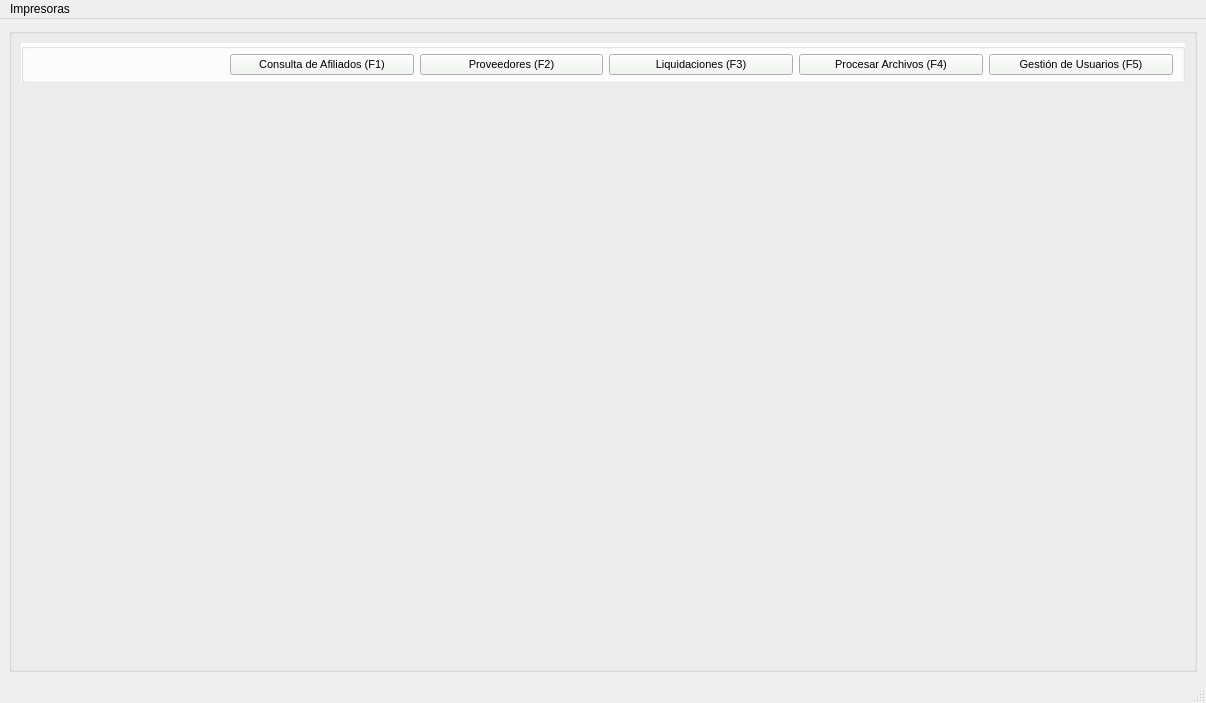
This is gui/menuPrincipal.ui in shae-ra/sindicato as Qt 5 draws it before an edit. The edited form follows.
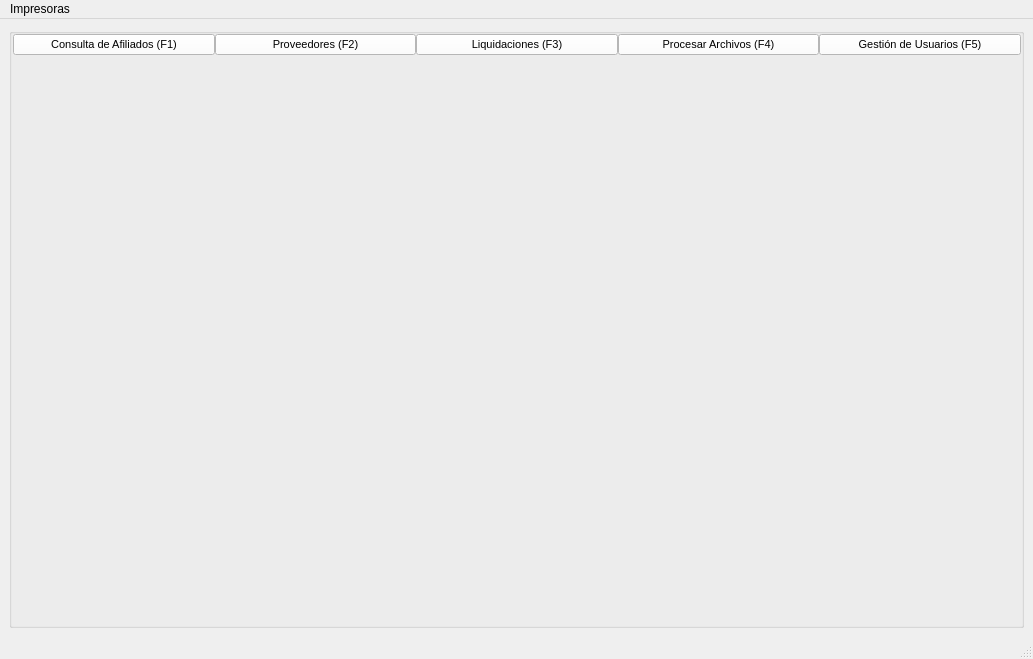
This is the edited form. Icons and pictures are not drawn.

Diff of the .ui file:
```diff
--- a/gui/menuPrincipal.ui
+++ b/gui/menuPrincipal.ui
@@ -6,8 +6,8 @@
    <rect>
     <x>0</x>
     <y>0</y>
-    <width>1206</width>
-    <height>703</height>
+    <width>1033</width>
+    <height>659</height>
    </rect>
   </property>
   <property name="palette">
@@ -434,7 +434,7 @@
   </property>
   <widget class="QWidget" name="centralwidget">
    <layout class="QGridLayout" name="gridLayout_3">
-    <item row="0" column="0">
+    <item row="1" column="0">
      <layout class="QGridLayout" name="gridLayout_2">
       <item row="0" column="0">
        <widget class="QGroupBox" name="groupBox">
@@ -448,24 +448,20 @@
         <property name="title">
          <string/>
         </property>
-        <layout class="QGridLayout" name="gridLayout_4" rowstretch="0,100">
-         <item row="0" column="0">
-          <widget class="QGroupBox" name="groupBox_2">
-           <property name="styleSheet">
-            <string notr="true">#groupBox_2{
-background-color: #FFFFFF;}</string>
-           </property>
-           <property name="title">
-            <string/>
-           </property>
-           <layout class="QGridLayout" name="gridLayout" rowstretch="0">
+        <layout class="QGridLayout" name="gridLayout_4" rowstretch="2,98">
+         <property name="leftMargin">
+          <number>1</number>
+         </property>
             <property name="topMargin">
-             <number>5</number>
-            </property>
-            <property name="bottomMargin">
-             <number>5</number>
-            </property>
-            <item row="0" column="2">
+          <number>0</number>
+         </property>
+         <property name="rightMargin">
+          <number>0</number>
+         </property>
+         <property name="horizontalSpacing">
+          <number>0</number>
+         </property>
+         <item row="0" column="0">
              <widget class="QPushButton" name="pushButton_afiliados">
               <property name="sizePolicy">
                <sizepolicy hsizetype="Expanding" vsizetype="Expanding">
@@ -488,9 +484,9 @@
                  <colorrole role="Button">
                   <brush brushstyle="SolidPattern">
                    <color alpha="255">
-                    <red>240</red>
-                    <green>245</green>
-                    <blue>239</blue>
+                 <red>255</red>
+                 <green>255</green>
+                 <blue>255</blue>
                    </color>
                   </brush>
                  </colorrole>
@@ -515,18 +511,18 @@
                  <colorrole role="Base">
                   <brush brushstyle="SolidPattern">
                    <color alpha="255">
-                    <red>240</red>
-                    <green>245</green>
-                    <blue>239</blue>
+                 <red>255</red>
+                 <green>255</green>
+                 <blue>255</blue>
                    </color>
                   </brush>
                  </colorrole>
                  <colorrole role="Window">
                   <brush brushstyle="SolidPattern">
                    <color alpha="255">
-                    <red>240</red>
-                    <green>245</green>
-                    <blue>239</blue>
+                 <red>255</red>
+                 <green>255</green>
+                 <blue>255</blue>
                    </color>
                   </brush>
                  </colorrole>
@@ -544,9 +540,9 @@
                  <colorrole role="Button">
                   <brush brushstyle="SolidPattern">
                    <color alpha="255">
-                    <red>240</red>
-                    <green>245</green>
-                    <blue>239</blue>
+                 <red>255</red>
+                 <green>255</green>
+                 <blue>255</blue>
                    </color>
                   </brush>
                  </colorrole>
@@ -571,18 +567,18 @@
                  <colorrole role="Base">
                   <brush brushstyle="SolidPattern">
                    <color alpha="255">
-                    <red>240</red>
-                    <green>245</green>
-                    <blue>239</blue>
+                 <red>255</red>
+                 <green>255</green>
+                 <blue>255</blue>
                    </color>
                   </brush>
                  </colorrole>
                  <colorrole role="Window">
                   <brush brushstyle="SolidPattern">
                    <color alpha="255">
-                    <red>240</red>
-                    <green>245</green>
-                    <blue>239</blue>
+                 <red>255</red>
+                 <green>255</green>
+                 <blue>255</blue>
                    </color>
                   </brush>
                  </colorrole>
@@ -600,9 +596,9 @@
                  <colorrole role="Button">
                   <brush brushstyle="SolidPattern">
                    <color alpha="255">
-                    <red>240</red>
-                    <green>245</green>
-                    <blue>239</blue>
+                 <red>255</red>
+                 <green>255</green>
+                 <blue>255</blue>
                    </color>
                   </brush>
                  </colorrole>
@@ -627,18 +623,18 @@
                  <colorrole role="Base">
                   <brush brushstyle="SolidPattern">
                    <color alpha="255">
-                    <red>240</red>
-                    <green>245</green>
-                    <blue>239</blue>
+                 <red>255</red>
+                 <green>255</green>
+                 <blue>255</blue>
                    </color>
                   </brush>
                  </colorrole>
                  <colorrole role="Window">
                   <brush brushstyle="SolidPattern">
                    <color alpha="255">
-                    <red>240</red>
-                    <green>245</green>
-                    <blue>239</blue>
+                 <red>255</red>
+                 <green>255</green>
+                 <blue>255</blue>
                    </color>
                   </brush>
                  </colorrole>
@@ -655,10 +651,9 @@
               </property>
               <property name="styleSheet">
                <string notr="true">#pushButton_afiliados{
-background-color:	#F0F5EF;
+background-color:#FFFFFF;
 color: #000000;
 }
-
 </string>
               </property>
               <property name="text">
@@ -685,81 +680,6 @@
               </property>
              </widget>
             </item>
-            <item row="0" column="6">
-             <widget class="QPushButton" name="pushButton_usuarios">
-              <property name="sizePolicy">
-               <sizepolicy hsizetype="Expanding" vsizetype="Expanding">
-                <horstretch>0</horstretch>
-                <verstretch>0</verstretch>
-               </sizepolicy>
-              </property>
-              <property name="font">
-               <font>
-                <family>Arial</family>
-                <pointsize>8</pointsize>
-                <weight>50</weight>
-                <bold>false</bold>
-               </font>
-              </property>
-              <property name="styleSheet">
-               <string notr="true">#pushButton_usuarios{
-background-color:	#F0F5EF;
-color: #000000;
-}
-</string>
-              </property>
-              <property name="text">
-               <string>Gestión de Usuarios (F5)</string>
-              </property>
-              <property name="icon">
-               <iconset>
-                <normaloff>iconos/userPriv_01.png</normaloff>iconos/userPriv_01.png</iconset>
-              </property>
-              <property name="iconSize">
-               <size>
-                <width>30</width>
-                <height>30</height>
-               </size>
-              </property>
-             </widget>
-            </item>
-            <item row="0" column="3">
-             <widget class="QPushButton" name="pushButton_proveedores">
-              <property name="sizePolicy">
-               <sizepolicy hsizetype="Expanding" vsizetype="Expanding">
-                <horstretch>0</horstretch>
-                <verstretch>0</verstretch>
-               </sizepolicy>
-              </property>
-              <property name="font">
-               <font>
-                <family>Arial</family>
-                <pointsize>8</pointsize>
-                <weight>50</weight>
-                <bold>false</bold>
-               </font>
-              </property>
-              <property name="styleSheet">
-               <string notr="true">#pushButton_proveedores{
-background-color:	#F0F5EF;
-color: #000000;
-}</string>
-              </property>
-              <property name="text">
-               <string>Proveedores (F2)</string>
-              </property>
-              <property name="icon">
-               <iconset>
-                <normaloff>iconos/shopping cart full.ico</normaloff>iconos/shopping cart full.ico</iconset>
-              </property>
-              <property name="iconSize">
-               <size>
-                <width>30</width>
-                <height>30</height>
-               </size>
-              </property>
-             </widget>
-            </item>
             <item row="0" column="4">
              <widget class="QPushButton" name="pushButton_liquidaciones">
               <property name="sizePolicy">
@@ -778,9 +698,8 @@
               </property>
               <property name="styleSheet">
                <string notr="true">#pushButton_liquidaciones{
-background-color:	#F0F5EF;
+background-color:#FFFFFF;
 color: #000000;
-
 }</string>
               </property>
               <property name="text">
@@ -798,40 +717,80 @@
               </property>
              </widget>
             </item>
-            <item row="0" column="0">
-             <widget class="QLabel" name="label">
-              <property name="maximumSize">
-               <size>
-                <width>350</width>
-                <height>45</height>
-               </size>
-              </property>
-              <property name="text">
-               <string/>
-              </property>
-              <property name="pixmap">
-               <pixmap>iconos/logo.png</pixmap>
-              </property>
-              <property name="scaledContents">
-               <bool>true</bool>
-              </property>
-              <property name="indent">
-               <number>-1</number>
-              </property>
-             </widget>
-            </item>
             <item row="0" column="1">
-             <spacer name="horizontalSpacer">
-              <property name="orientation">
-               <enum>Qt::Horizontal</enum>
-              </property>
-              <property name="sizeHint" stdset="0">
+          <widget class="QPushButton" name="pushButton_proveedores">
+           <property name="sizePolicy">
+            <sizepolicy hsizetype="Expanding" vsizetype="Expanding">
+             <horstretch>0</horstretch>
+             <verstretch>0</verstretch>
+            </sizepolicy>
+           </property>
+           <property name="font">
+            <font>
+             <family>Arial</family>
+             <pointsize>8</pointsize>
+             <weight>50</weight>
+             <bold>false</bold>
+            </font>
+           </property>
+           <property name="styleSheet">
+            <string notr="true">#pushButton_proveedores{
+background-color:#FFFFFF;
+color: #000000;
+}</string>
+           </property>
+           <property name="text">
+            <string>Proveedores (F2)</string>
+           </property>
+           <property name="icon">
+            <iconset>
+             <normaloff>iconos/shopping cart full.ico</normaloff>iconos/shopping cart full.ico</iconset>
+           </property>
+           <property name="iconSize">
                <size>
-                <width>40</width>
-                <height>20</height>
-               </size>
-              </property>
-             </spacer>
+             <width>30</width>
+             <height>30</height>
+            </size>
+           </property>
+          </widget>
+         </item>
+         <item row="0" column="6">
+          <widget class="QPushButton" name="pushButton_usuarios">
+           <property name="sizePolicy">
+            <sizepolicy hsizetype="Expanding" vsizetype="Expanding">
+             <horstretch>0</horstretch>
+             <verstretch>0</verstretch>
+            </sizepolicy>
+           </property>
+           <property name="font">
+            <font>
+             <family>Arial</family>
+             <pointsize>8</pointsize>
+             <weight>50</weight>
+             <bold>false</bold>
+            </font>
+           </property>
+           <property name="styleSheet">
+            <string notr="true">#pushButton_usuarios{
+background-color:#FFFFFF;
+color: #000000;
+}
+</string>
+           </property>
+           <property name="text">
+            <string>Gestión de Usuarios (F5)</string>
+           </property>
+           <property name="icon">
+            <iconset>
+             <normaloff>iconos/userPriv_01.png</normaloff>iconos/userPriv_01.png</iconset>
+           </property>
+           <property name="iconSize">
+            <size>
+             <width>30</width>
+             <height>30</height>
+            </size>
+           </property>
+          </widget>
             </item>
             <item row="0" column="5">
              <widget class="QPushButton" name="pushButton_procesador">
@@ -851,13 +810,10 @@
               </property>
               <property name="styleSheet">
                <string notr="true">#pushButton_procesador{
-background-color:#F0F5EF;
+background-color:#FFFFFF;
 color: #000000;
 }
-#pushButton_procesador:hover{
-background-color:#F0F5EF;
-color: #000000;
-}</string>
+</string>
               </property>
               <property name="text">
                <string>Procesar Archivos (F4)</string>
@@ -874,10 +830,7 @@
               </property>
              </widget>
             </item>
-           </layout>
-          </widget>
-         </item>
-         <item row="1" column="0">
+         <item row="1" column="0" colspan="7">
           <widget class="QStackedWidget" name="stackedWidget">
            <property name="palette">
             <palette>
@@ -1317,7 +1270,7 @@
     <rect>
      <x>0</x>
      <y>0</y>
-     <width>1206</width>
+     <width>1033</width>
      <height>21</height>
     </rect>
    </property>
```
Lines whose indentation alone changed are shown as unchanged.
